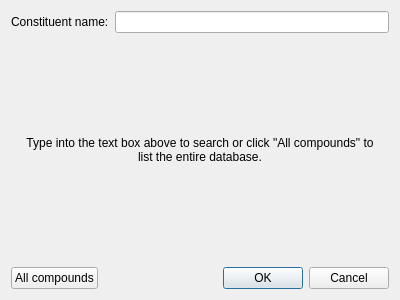
The window that src/ui/pickconstituentfromdbdialog.ui (echmet/PeakMasterNG) describes before a commit, drawn with Qt 5.
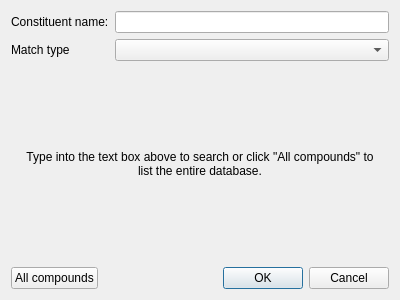
The same window after the commit. Custom widgets are drawn as their Qt base class.

What changed in the file:
```diff
--- a/src/ui/pickconstituentfromdbdialog.ui
+++ b/src/ui/pickconstituentfromdbdialog.ui
@@ -15,17 +15,34 @@
   </property>
   <layout class="QVBoxLayout" name="verticalLayout">
    <item>
-    <layout class="QHBoxLayout" name="horizontalLayout">
-     <item>
+    <layout class="QFormLayout" name="formLayout">
+     <item row="0" column="0">
       <widget class="QLabel" name="ql_name">
        <property name="text">
         <string>Constituent name:</string>
        </property>
       </widget>
      </item>
-     <item>
+     <item row="0" column="1">
       <widget class="QLineEdit" name="qle_constituentName"/>
      </item>
+     <item row="1" column="0">
+      <widget class="QLabel" name="ql_matchType">
+       <property name="text">
+        <string>Match type</string>
+       </property>
+      </widget>
+     </item>
+     <item row="1" column="1">
+      <widget class="QComboBox" name="qcbox_matchType">
+       <property name="sizePolicy">
+        <sizepolicy hsizetype="MinimumExpanding" vsizetype="Fixed">
+         <horstretch>0</horstretch>
+         <verstretch>0</verstretch>
+        </sizepolicy>
+       </property>
+      </widget>
+     </item>
     </layout>
    </item>
    <item>
```
